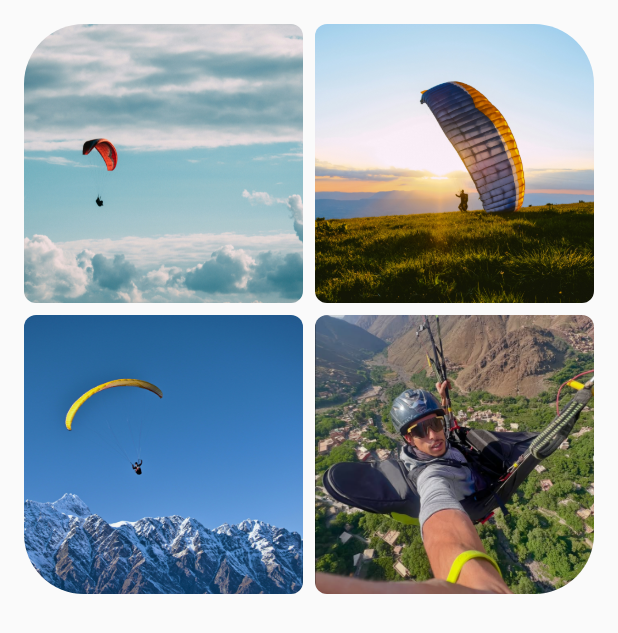
After one commit to friendly-yahya/Atlas-paragliding, a Flutter app: the BookingDetailScreen screen opened directly, on a phone screen of 412 x 824 dp. The commit adds this screen. Shown: the top 633 px of the screen. Run offline on Flutter 3.47's test engine with Material 3 defaults, Android fonts, the light colour scheme and no system bars; our stand-ins replace firebase_core; accounts and stored records are empty.

Commit message:
Add image tile widget.

```diff
--- a/lib/screens/booking_detail_screen.dart
+++ b/lib/screens/booking_detail_screen.dart
@@ -1,6 +1,6 @@
 import 'package:atlas_paragliding/theme/app_theme.dart';
 import 'package:flutter/material.dart';
-
+import 'package:atlas_paragliding/widgets/window_img.dart';
 class BookingDetailScreen extends StatelessWidget {
   const BookingDetailScreen({super.key});
 
@@ -9,38 +9,12 @@ class BookingDetailScreen extends StatelessWidget {
     return Scaffold(
       body: Padding(
         padding: const EdgeInsets.symmetric(horizontal: AppTheme.space16,vertical: AppTheme.space16),
-        child: ClipRRect(
-          borderRadius: BorderRadius.circular(AppTheme.rounded40),
-          child: GridView.builder(
-            itemCount: 4,
-            padding: EdgeInsets.all(0),
-            shrinkWrap: true,
-            gridDelegate: SliverGridDelegateWithFixedCrossAxisCount(
-              crossAxisCount:2,
-              mainAxisSpacing: 8,
-              crossAxisSpacing: 8,
-              childAspectRatio: 1,
-            ),
-            itemBuilder:(context, index) {
-              final images = [
-                'assets/images/glide01.jpg',
-                'assets/images/glide02.jpg',
-                'assets/images/glide03.jpg',
-                'assets/images/hicham.png',
-              ];
-              return ClipRRect(
-                borderRadius: BorderRadius.circular(AppTheme.rounded8),
-                child: Image.asset(
-                  images[index],
-                  fit: BoxFit.cover,
-
-                ),
-              );
-            },
-
-            ),
+        child: Column(
+          children: [
+            Expanded(child: WindowImg()),
+          ],
+        )
         ),
-      ),
     );
   }
 
--- /dev/null
+++ b/lib/widgets/window_img.dart
@@ -0,0 +1,44 @@
+import 'package:atlas_paragliding/theme/app_theme.dart';
+import 'package:flutter/material.dart';
+
+class WindowImg extends StatelessWidget {
+  const WindowImg({super.key});
+
+  @override
+  Widget build(BuildContext context) {
+    return Scaffold(
+      body: ClipRRect(
+        borderRadius: BorderRadius.circular(AppTheme.rounded40),
+        child: GridView.builder(
+          itemCount: 4,
+          padding: EdgeInsets.all(0),
+          shrinkWrap: true,
+          gridDelegate: SliverGridDelegateWithFixedCrossAxisCount(
+            crossAxisCount:2,
+            mainAxisSpacing: 8,
+            crossAxisSpacing: 8,
+            childAspectRatio: 1,
+          ),
+          itemBuilder:(context, index) {
+            final images = [
+              'assets/images/glide01.jpg',
+              'assets/images/glide02.jpg',
+              'assets/images/glide03.jpg',
+              'assets/images/hicham.png',
+            ];
+            return ClipRRect(
+              borderRadius: BorderRadius.circular(AppTheme.rounded8),
+              child: Image.asset(
+                images[index],
+                fit: BoxFit.cover,
+
+              ),
+            );
+          },
+
+          ),
+      ),
+    );
+  }
+
+}
```
